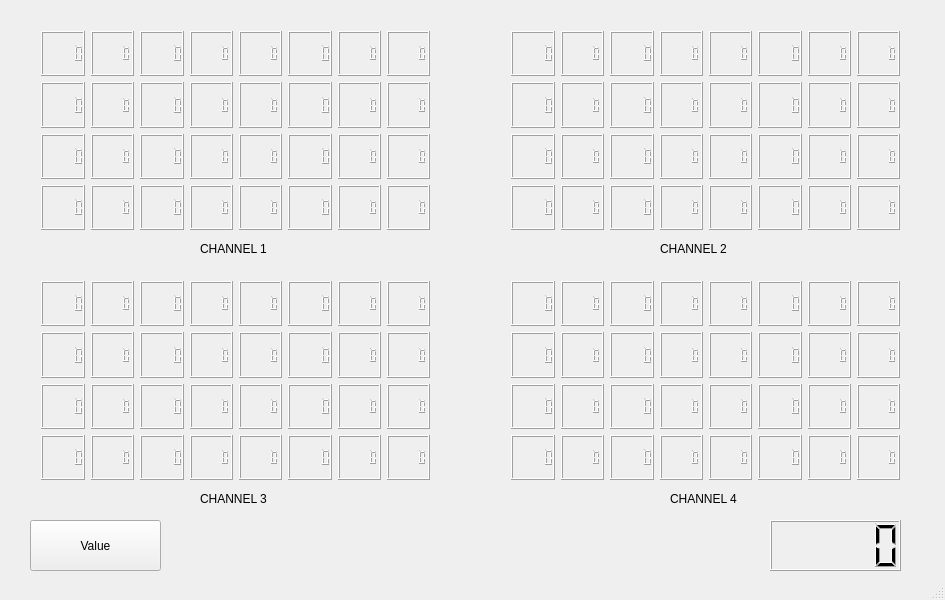
Before: the Qt Designer form mainwindow.ui in vartult/Qt_Score, drawn with Qt 5.
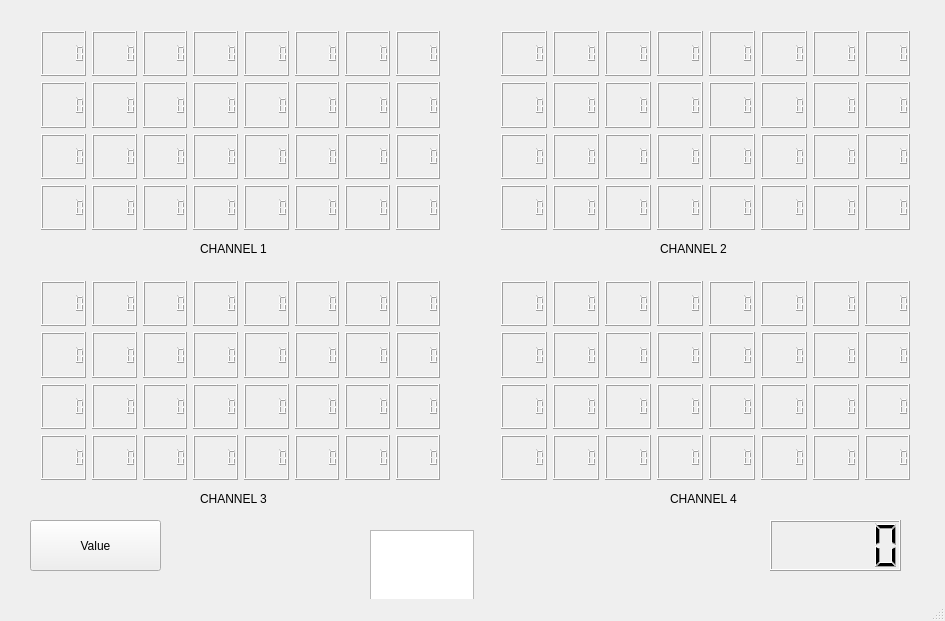
After: the same form once the commit is applied.

Diff of the .ui file:
```diff
--- a/mainwindow.ui
+++ b/mainwindow.ui
@@ -7,7 +7,7 @@
     <x>0</x>
     <y>0</y>
     <width>945</width>
-    <height>600</height>
+    <height>621</height>
    </rect>
   </property>
   <property name="windowTitle">
@@ -48,7 +48,7 @@
      <rect>
       <x>30</x>
       <y>20</y>
-      <width>411</width>
+      <width>421</width>
       <height>221</height>
      </rect>
     </property>
@@ -206,9 +206,9 @@
    <widget class="QWidget" name="gridLayoutWidget_2">
     <property name="geometry">
      <rect>
-      <x>500</x>
+      <x>490</x>
       <y>20</y>
-      <width>411</width>
+      <width>431</width>
       <height>221</height>
      </rect>
     </property>
@@ -316,7 +316,7 @@
      <rect>
       <x>30</x>
       <y>270</y>
-      <width>411</width>
+      <width>421</width>
       <height>221</height>
      </rect>
     </property>
@@ -422,9 +422,9 @@
    <widget class="QWidget" name="gridLayoutWidget_4">
     <property name="geometry">
      <rect>
-      <x>500</x>
+      <x>490</x>
       <y>270</y>
-      <width>411</width>
+      <width>431</width>
       <height>221</height>
      </rect>
     </property>
@@ -527,6 +527,16 @@
      </item>
     </layout>
    </widget>
+   <widget class="QTextEdit" name="test">
+    <property name="geometry">
+     <rect>
+      <x>370</x>
+      <y>530</y>
+      <width>104</width>
+      <height>70</height>
+     </rect>
+    </property>
+   </widget>
    <zorder>Result</zorder>
    <zorder>Button</zorder>
    <zorder>gridLayoutWidget</zorder>
```
Left out of the diff: 123 changed lines with no effect on the pictures.
